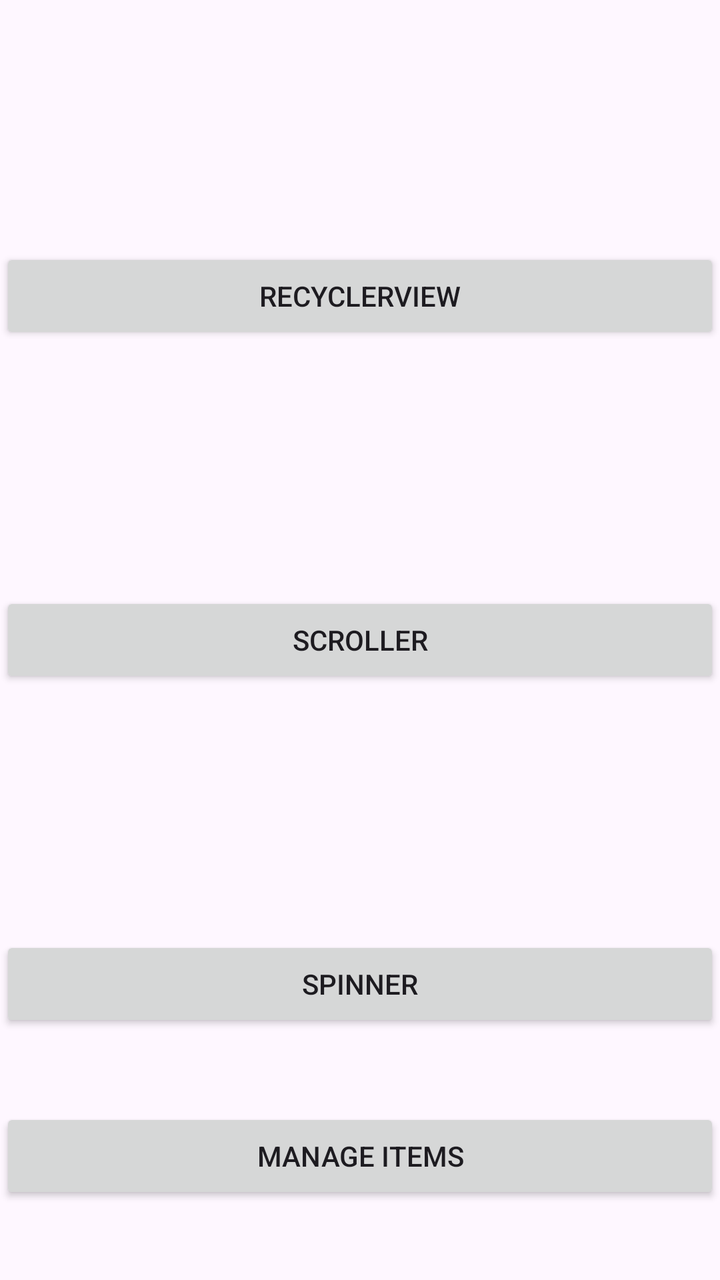
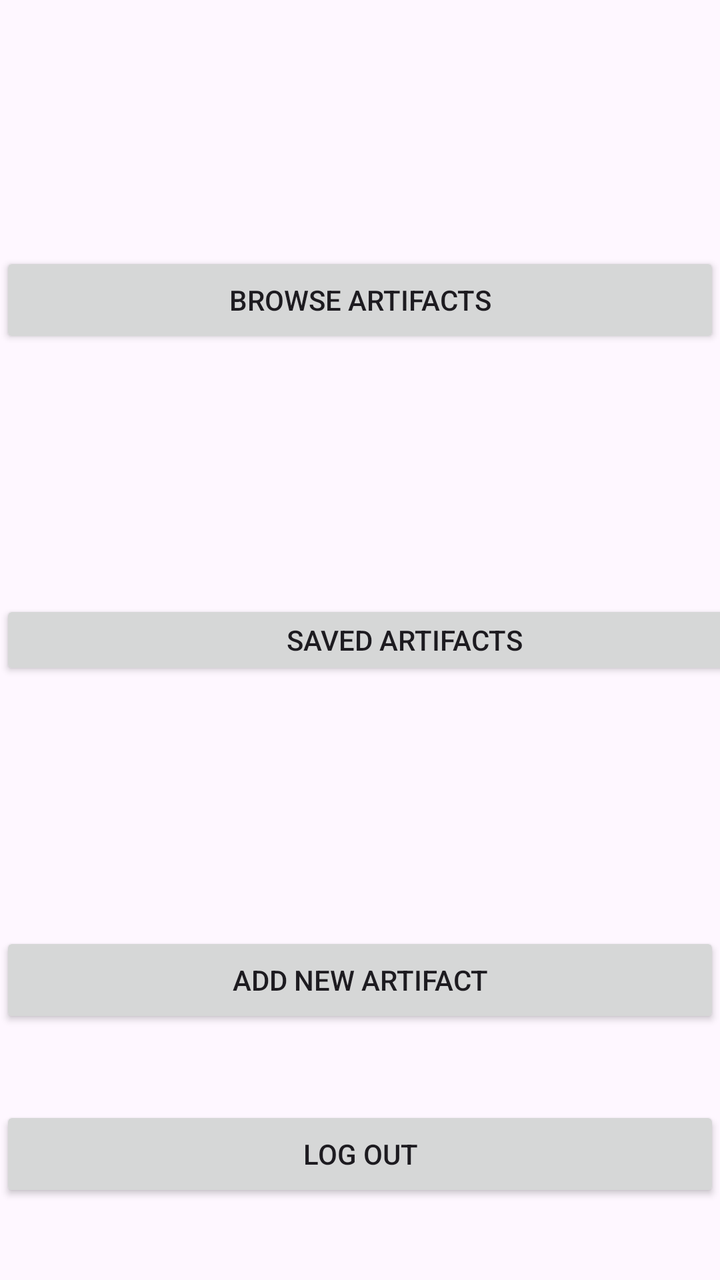

Screens rendered from an Android XML layout before and after an edit, with the pre-edit source and the edit as a unified diff.
<!-- AndroidManifest.xml: application theme Theme.B07DemoSummer2024 -->
<!-- res/layout/activity_home_fragment.xml -->
<?xml version="1.0" encoding="utf-8"?>
<androidx.constraintlayout.widget.ConstraintLayout xmlns:android="http://schemas.android.com/apk/res/android"
    xmlns:app="http://schemas.android.com/apk/res-auto"
    xmlns:tools="http://schemas.android.com/tools"
    android:layout_width="match_parent"
    android:layout_height="match_parent"
    tools:context=".HomeFragment">

    <Button
        android:id="@+id/buttonRecyclerView"
        android:layout_width="0dp"
        android:layout_height="wrap_content"
        android:text="@string/recyclerview"
        app:layout_constraintTop_toTopOf="parent"
        app:layout_constraintStart_toStartOf="parent"
        app:layout_constraintEnd_toEndOf="parent"
        app:layout_constraintBottom_toTopOf="@+id/buttonScroller"/>

    <Button
        android:id="@+id/buttonScroller"
        android:layout_width="0dp"
        android:layout_height="wrap_content"
        android:text="@string/scroller"
        app:layout_constraintTop_toBottomOf="@+id/buttonRecyclerView"
        app:layout_constraintStart_toStartOf="parent"
        app:layout_constraintEnd_toEndOf="parent"
        app:layout_constraintBottom_toTopOf="@+id/buttonSpinner"/>

    <Button
        android:id="@+id/buttonSpinner"
        android:layout_width="0dp"
        android:layout_height="wrap_content"
        android:text="@string/spinner"
        app:layout_constraintBottom_toBottomOf="parent"
        app:layout_constraintEnd_toEndOf="parent"
        app:layout_constraintHorizontal_bias="0.0"
        app:layout_constraintStart_toStartOf="parent"
        app:layout_constraintTop_toBottomOf="@+id/buttonScroller" />

    <Button
        android:id="@+id/buttonManageItems"
        android:layout_width="0dp"
        android:layout_height="wrap_content"
        android:text="@string/manage_items"
        app:layout_constraintTop_toBottomOf="@+id/buttonSpinner"
        app:layout_constraintStart_toStartOf="parent"
        app:layout_constraintEnd_toEndOf="parent"
        app:layout_constraintBottom_toBottomOf="parent"/>

</androidx.constraintlayout.widget.ConstraintLayout>
<!-- resources referenced by this layout -->
<resources>
  <string name="manage_items">Manage Items</string>
  <string name="recyclerview">RecyclerView</string>
  <string name="scroller">Scroller</string>
  <string name="spinner">Spinner</string>
  <style name="Theme.B07DemoSummer2024" parent="Base.Theme.B07DemoSummer2024" />
  <style name="Base.Theme.B07DemoSummer2024" parent="Theme.Material3.DayNight.NoActionBar">
          
          
      </style>
</resources>

<!-- the commit's change to res/layout/activity_home_fragment.xml (unified diff, before → after) -->
@@ -7,44 +7,45 @@
     tools:context=".HomeFragment">
 
     <Button
-        android:id="@+id/buttonRecyclerView"
+        android:id="@+id/buttonBrowseArtifacts"
         android:layout_width="0dp"
         android:layout_height="wrap_content"
-        android:text="@string/recyclerview"
-        app:layout_constraintTop_toTopOf="parent"
+        android:text="Browse Artifacts"
+        app:layout_constraintBottom_toTopOf="@+id/buttonSavedArtifacts"
+        app:layout_constraintEnd_toEndOf="parent"
         app:layout_constraintStart_toStartOf="parent"
-        app:layout_constraintEnd_toEndOf="parent"
-        app:layout_constraintBottom_toTopOf="@+id/buttonScroller"/>
+        app:layout_constraintTop_toTopOf="parent" />
 
     <Button
-        android:id="@+id/buttonScroller"
-        android:layout_width="0dp"
-        android:layout_height="wrap_content"
-        android:text="@string/scroller"
-        app:layout_constraintTop_toBottomOf="@+id/buttonRecyclerView"
-        app:layout_constraintStart_toStartOf="parent"
-        app:layout_constraintEnd_toEndOf="parent"
-        app:layout_constraintBottom_toTopOf="@+id/buttonSpinner"/>
-
-    <Button
-        android:id="@+id/buttonSpinner"
-        android:layout_width="0dp"
-        android:layout_height="wrap_content"
-        android:text="@string/spinner"
-        app:layout_constraintBottom_toBottomOf="parent"
+        android:id="@+id/buttonSavedArtifacts"
+        android:layout_width="405dp"
+        android:layout_height="40dp"
+        android:text="Saved Artifacts"
+        app:layout_constraintBottom_toTopOf="@+id/buttonAddArtifact"
         app:layout_constraintEnd_toEndOf="parent"
         app:layout_constraintHorizontal_bias="0.0"
         app:layout_constraintStart_toStartOf="parent"
-        app:layout_constraintTop_toBottomOf="@+id/buttonScroller" />
+        app:layout_constraintTop_toBottomOf="@+id/buttonBrowseArtifacts" />
 
     <Button
-        android:id="@+id/buttonManageItems"
+        android:id="@+id/buttonAddArtifact"
         android:layout_width="0dp"
         android:layout_height="wrap_content"
-        android:text="@string/manage_items"
-        app:layout_constraintTop_toBottomOf="@+id/buttonSpinner"
+        android:text="Add New Artifact"
+        app:layout_constraintBottom_toBottomOf="parent"
+        app:layout_constraintEnd_toEndOf="parent"
+        app:layout_constraintHorizontal_bias="1.0"
         app:layout_constraintStart_toStartOf="parent"
+        app:layout_constraintTop_toBottomOf="@+id/buttonSavedArtifacts" />
+
+    <Button
+        android:id="@+id/buttonLogout"
+        android:layout_width="0dp"
+        android:layout_height="wrap_content"
+        android:text="Log Out"
+        app:layout_constraintBottom_toBottomOf="parent"
         app:layout_constraintEnd_toEndOf="parent"
-        app:layout_constraintBottom_toBottomOf="parent"/>
+        app:layout_constraintStart_toStartOf="parent"
+        app:layout_constraintTop_toBottomOf="@+id/buttonAddArtifact" />
 
 </androidx.constraintlayout.widget.ConstraintLayout>
<!-- resource entries referenced after the edit -->
@@ -1,9 +1,5 @@
 <!-- resources referenced by this layout -->
 <resources>
-  <string name="manage_items">Manage Items</string>
-  <string name="recyclerview">RecyclerView</string>
-  <string name="scroller">Scroller</string>
-  <string name="spinner">Spinner</string>
   <style name="Theme.B07DemoSummer2024" parent="Base.Theme.B07DemoSummer2024" />
   <style name="Base.Theme.B07DemoSummer2024" parent="Theme.Material3.DayNight.NoActionBar">
           
